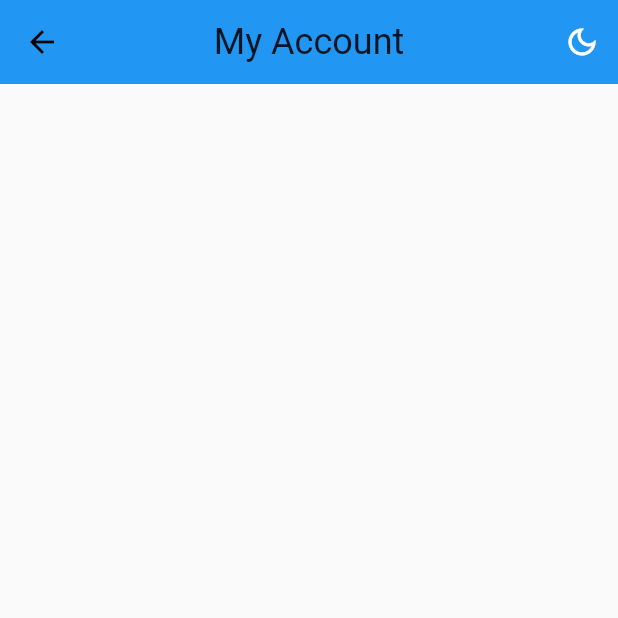
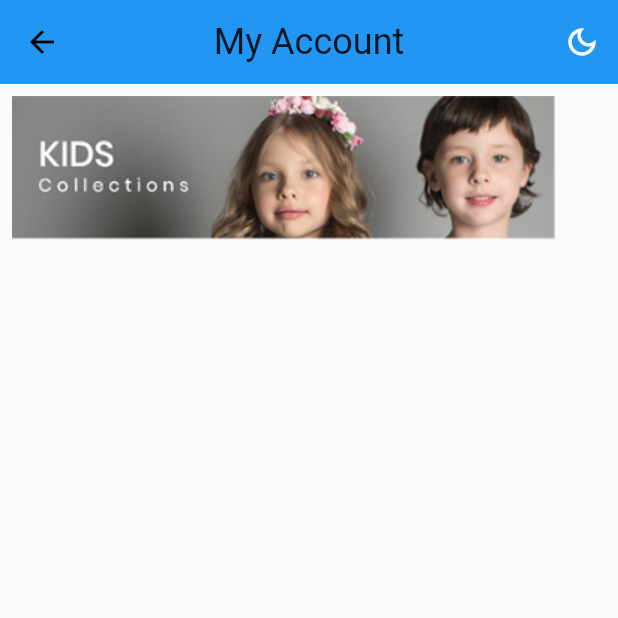
Before and after one commit to Awaizkazi/try_app, a Flutter app: the screen it shows after launch, on a phone screen of 412 x 824 dp, the top half of it. Run offline on Flutter 3.47's test engine with Material 2 defaults, Android fonts, the phone set to English and light mode, and no system bars; our stand-ins replace bottom_navy_bar, carousel_slider, smooth_page_indicator.

Commit message:
Images add

```diff
--- a/lib/landing_page.dart
+++ b/lib/landing_page.dart
@@ -33,7 +33,20 @@ class _Profile_ScreenState extends State<Profile_Screen> {
           ),
         ],
       ),
-      body: SingleChildScrollView(),
+      body: SingleChildScrollView(
+        child: Container(
+          padding: EdgeInsets.all(8.0),
+          child: Column(
+            children: [
+              SizedBox(
+                child: Image(
+                  image: AssetImage('assets/images/home/banner4.png'),
+                ),
+              ),
+            ],
+          ),
+        ),
+      ),
     );
   }
 }
```
